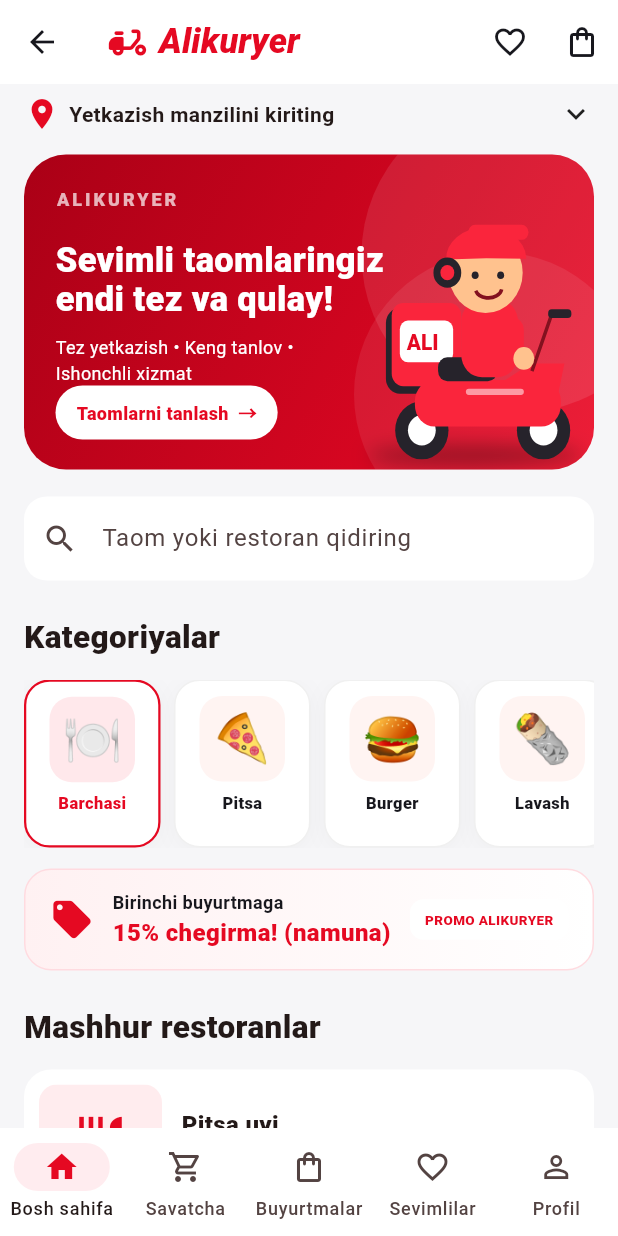
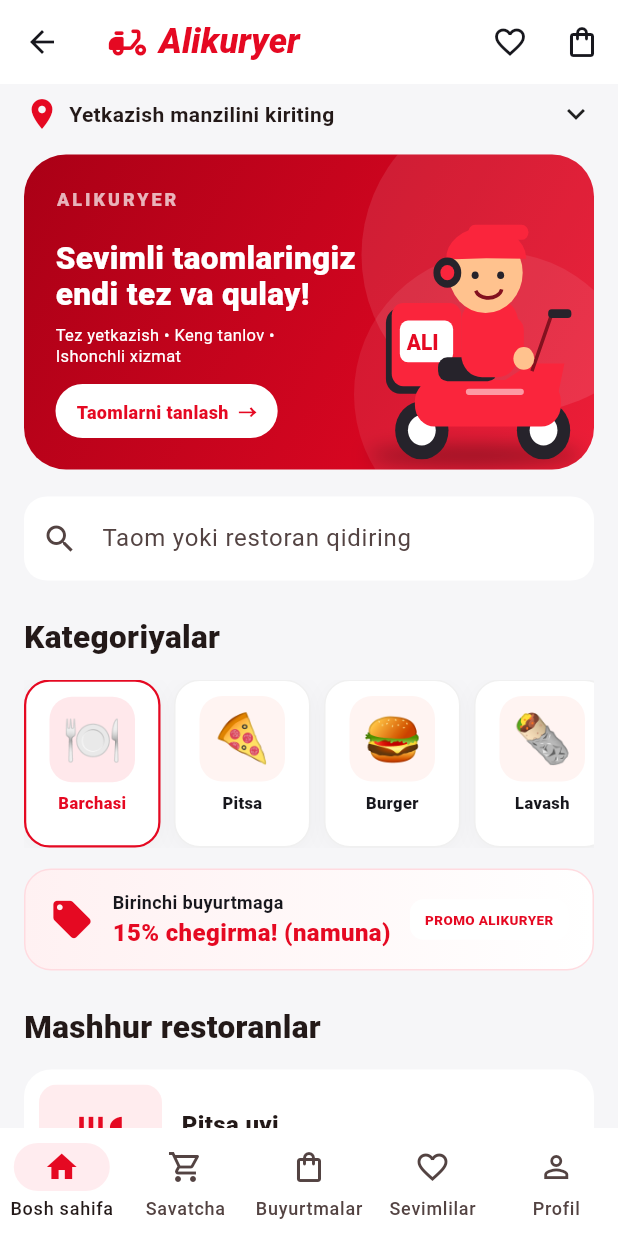
Before and after one commit to alikuryer2026-crypto/alikuryer, a Flutter app: the CustomerHome screen opened directly, on a phone screen of 412 x 824 dp. Run offline on Flutter 3.47's test engine with Material 3 defaults, Android fonts, the phone set to English and light mode, and no system bars; our stand-ins replace shared_preferences; accounts and stored records are empty; network calls fail.

Commit message:
Fix home promo banner RenderFlex bottom overflow on compact Android displays

```diff
--- a/flutter_customer/lib/main.dart
+++ b/flutter_customer/lib/main.dart
@@ -374,11 +374,11 @@ class _CustomerHomeState extends State<CustomerHome> {
               const SizedBox(height: 19),
               const Text('Sevimli taomlaringiz\nendi tez va qulay!',
                 style: TextStyle(color: Colors.white, fontWeight: FontWeight.w900,
-                  fontSize: 23, height: 1.15)),
-              const SizedBox(height: 11),
+                  fontSize: 21, height: 1.12)),
+              const SizedBox(height: 8),
               const SizedBox(width: 170, child: Text('Tez yetkazish • Keng tanlov • Ishonchli xizmat',
-                style: TextStyle(color: Colors.white, fontSize: 12, height: 1.4))),
-              const Spacer(),
+                style: TextStyle(color: Colors.white, fontSize: 11, height: 1.25))),
+              const SizedBox(height: 12),
               GestureDetector(onTap: () {
                 if (homeScroll.hasClients) {
                   homeScroll.animateTo(365, duration: const Duration(milliseconds: 450),
```
